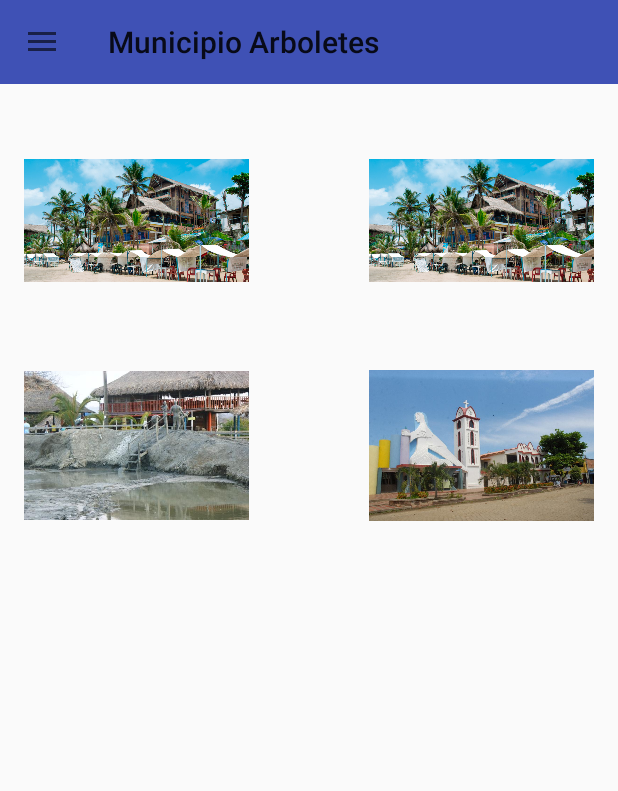
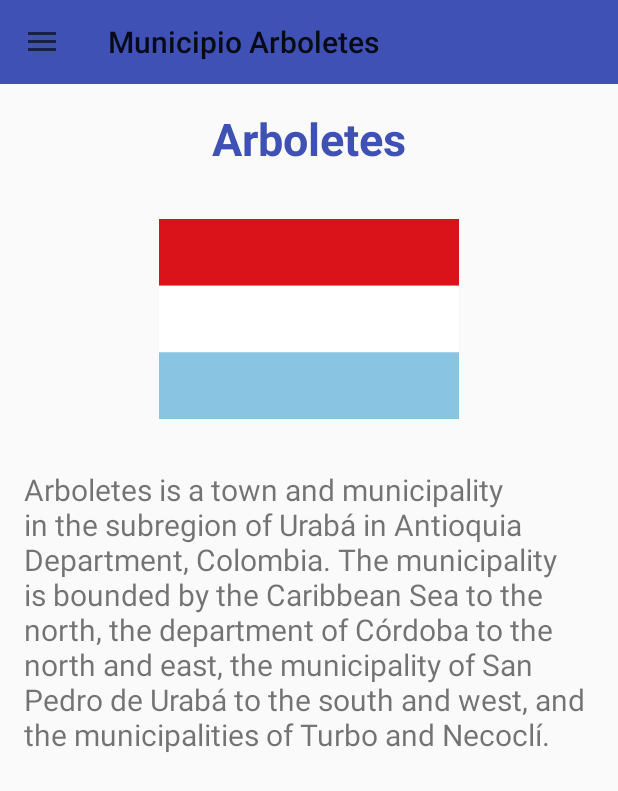
Before and after one commit to grajant/ArboletesTuristico, an Android app: the MainActivity screen opened directly, with no data from a screen before it, on a phone screen of 412 x 824 dp. Shown: the top 791 px of the screen. Run offline under Robolectric (Android 15) with nearby library versions, the phone set to English and light mode, and no system bars.

```diff
--- a/app/src/main/res/layout/activity_main.xml
+++ b/app/src/main/res/layout/activity_main.xml
@@ -11,41 +11,26 @@
     android:paddingTop="@dimen/activity_vertical_margin"
     tools:context="com.glego.arboletesturistico.MainActivity">
 
-    <LinearLayout
+    <TextView
         android:layout_width="match_parent"
         android:layout_height="wrap_content"
-        android:orientation="horizontal">
-        <ImageView
-            android:layout_width="150dp"
-            android:layout_height="150dp"
-            android:src="@drawable/hotel_mirador"/>
-        <Space
-            android:layout_width="0dp"
-            android:layout_height="wrap_content"
-            android:layout_weight="1"/>
-        <ImageView
-            android:layout_width="150dp"
-            android:layout_height="150dp"
-            android:src="@drawable/hotel_mirador"/>
-    </LinearLayout>
+        android:text="Arboletes"
+        android:textSize="30sp"
+        android:gravity="center"
+        android:textColor="@color/colorPrimary"
+        android:textStyle="bold"/>
 
-    <LinearLayout
+    <ImageView
+        android:layout_width="200dp"
+        android:layout_height="200dp"
+        android:src="@drawable/flag_arboletes"
+        android:layout_gravity="center"/>
+
+    <TextView
         android:layout_width="match_parent"
         android:layout_height="wrap_content"
-        android:orientation="horizontal">
-        <ImageView
-            android:layout_width="150dp"
-            android:layout_height="150dp"
-            android:src="@drawable/volcano"/>
-        <Space
-            android:layout_width="0dp"
-            android:layout_height="wrap_content"
-            android:layout_weight="1"/>
-        <ImageView
-            android:layout_width="150dp"
-            android:layout_height="150dp"
-            android:src="@drawable/church"/>
-    </LinearLayout>
+        android:text="@string/arboletes_info"
+        android:textSize="20sp"/>
 
 
 </LinearLayout>
--- a/app/src/main/res/values/strings.xml
+++ b/app/src/main/res/values/strings.xml
@@ -58,4 +58,10 @@
     <string name="navigation_drawer_close">Close navigation drawer</string>
     <string name="sites">Sites</string>
     <string name="places">Places of Interest</string>
+    <string name="arboletes_info">
+        Arboletes is a town and municipality in the subregion of Urabá in Antioquia Department, Colombia.
+
+        The municipality is bounded by the Caribbean Sea to the north, the department of Córdoba to the north and east,
+        the municipality of San Pedro de Urabá to the south and west, and the municipalities of Turbo and Necoclí.
+    </string>
 </resources>
```
Also changed, not shown: app/src/main/res/drawable/flag_arboletes.png (added), 1 other file.
